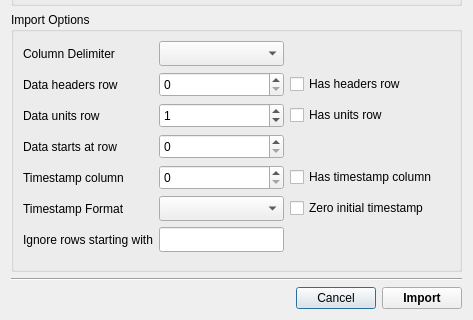
This is plugins/csv_importer/ui/csv_import_options.ui in SchrodingersGat/lumberjack as Qt 5 draws it before an edit; both pictures show x 0 to 473 and y 255 to 575 of the 473 by 575 pixel window. The edited form follows.
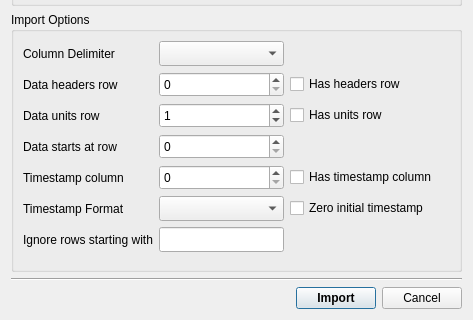
This is the edited form.

Commit message:
Fix button arrangement
- Closes https://github.com/SchrodingersGat/lumberjack/issues/95

Diff of the .ui file:
```diff
--- a/plugins/csv_importer/ui/csv_import_options.ui
+++ b/plugins/csv_importer/ui/csv_import_options.ui
@@ -278,13 +278,6 @@
        </property>
       </spacer>
      </item>
-     <item>
-      <widget class="QPushButton" name="cancelButton">
-       <property name="text">
-        <string>Cancel</string>
-       </property>
-      </widget>
-     </item>
      <item>
       <widget class="QPushButton" name="importButton">
        <property name="font">
@@ -297,6 +290,13 @@
        </property>
       </widget>
      </item>
+     <item>
+      <widget class="QPushButton" name="cancelButton">
+       <property name="text">
+        <string>Cancel</string>
+       </property>
+      </widget>
+     </item>
     </layout>
    </item>
   </layout>
```
